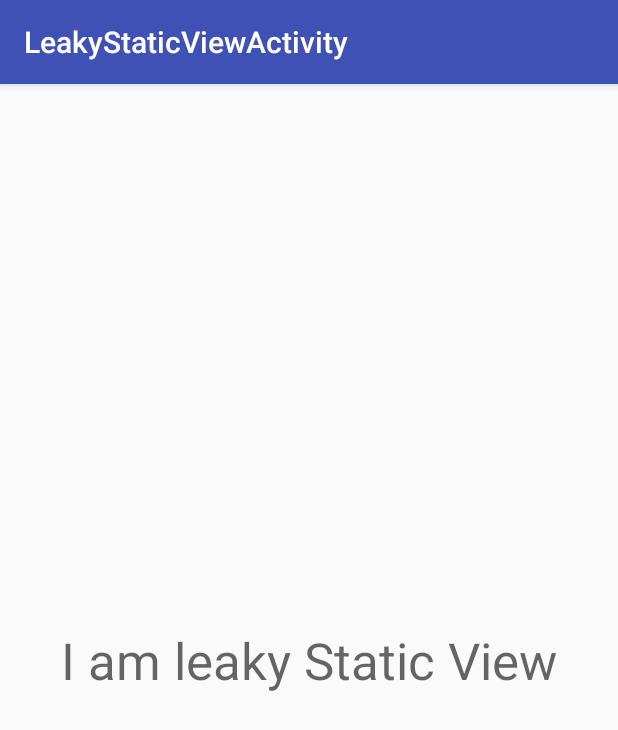
After one commit to akhgupta/JankyApp, an Android app: the LeakyStaticViewActivity screen opened directly, with no data from a screen before it, on a phone screen of 412 x 824 dp. The commit adds this screen. Shown: the top 730 px of the screen. Run offline under Robolectric (Android 15) with nearby library versions, the phone set to English and light mode, and no system bars; our stand-ins replace ButterKnife.

Commit message:
Added LeakyStaticView example

```diff
--- a/app/src/main/AndroidManifest.xml
+++ b/app/src/main/AndroidManifest.xml
@@ -11,6 +11,7 @@
         android:label="@string/app_name"
         android:supportsRtl="true"
         android:theme="@style/AppTheme">
+        <activity android:name=".LeakyStaticViewActivity"/>
         <activity android:name=".LeakyHandlerActivity"/>
         <activity android:name=".HandlerActivity"/>
         <activity android:name=".LeakyAsyncTaskActivity"/>
--- /dev/null
+++ b/app/src/main/java/com/akhil/jankyapp/LeakyStaticViewActivity.java
@@ -0,0 +1,15 @@
+package com.akhil.jankyapp;
+
+import android.os.Bundle;
+import android.widget.TextView;
+
+public class LeakyStaticViewActivity extends BaseAppCompatActivity {
+    static TextView textView;
+
+    @Override
+    protected void onCreate(Bundle savedInstanceState) {
+        super.onCreate(savedInstanceState);
+        setContentView(R.layout.activity_leaky_static_view);
+        textView = (TextView) findViewById(R.id.textView);
+    }
+}
--- a/app/src/main/java/com/akhil/jankyapp/MainActivity.java
+++ b/app/src/main/java/com/akhil/jankyapp/MainActivity.java
@@ -19,12 +19,14 @@ public class MainActivity extends BaseAppCompatActivity {
             AsyncTaskActivity.class.getSimpleName(),
             LeakyHandlerActivity.class.getSimpleName(),
             HandlerActivity.class.getSimpleName(),
+            LeakyStaticViewActivity.class.getSimpleName(),
     };
     final Class [] activitiesClasses = {
             LeakyAsyncTaskActivity.class,
             AsyncTaskActivity.class,
             LeakyHandlerActivity.class,
             HandlerActivity.class,
+            LeakyStaticViewActivity.class,
     };
 
     @Override
--- /dev/null
+++ b/app/src/main/res/layout/activity_leaky_static_view.xml
@@ -0,0 +1,15 @@
+<?xml version="1.0" encoding="utf-8"?>
+<RelativeLayout
+    xmlns:android="http://schemas.android.com/apk/res/android"
+    xmlns:tools="http://schemas.android.com/tools"
+    android:orientation="vertical" android:layout_width="match_parent"
+    android:layout_height="match_parent">
+    <TextView
+        android:text="I am leaky Static View"
+        android:id="@+id/textView"
+        android:layout_centerInParent="true"
+        android:textAppearance="@style/TextAppearance.AppCompat.Display1"
+        android:layout_width="wrap_content"
+        android:layout_height="wrap_content" />
+
+</RelativeLayout>
--- a/build.gradle
+++ b/build.gradle
@@ -6,7 +6,7 @@ buildscript {
         mavenCentral()
     }
     dependencies {
-        classpath 'com.android.tools.build:gradle:2.2.0-beta2'
+        classpath 'com.android.tools.build:gradle:2.2.0'
         classpath 'com.neenbedankt.gradle.plugins:android-apt:1.8'
 
 
```
